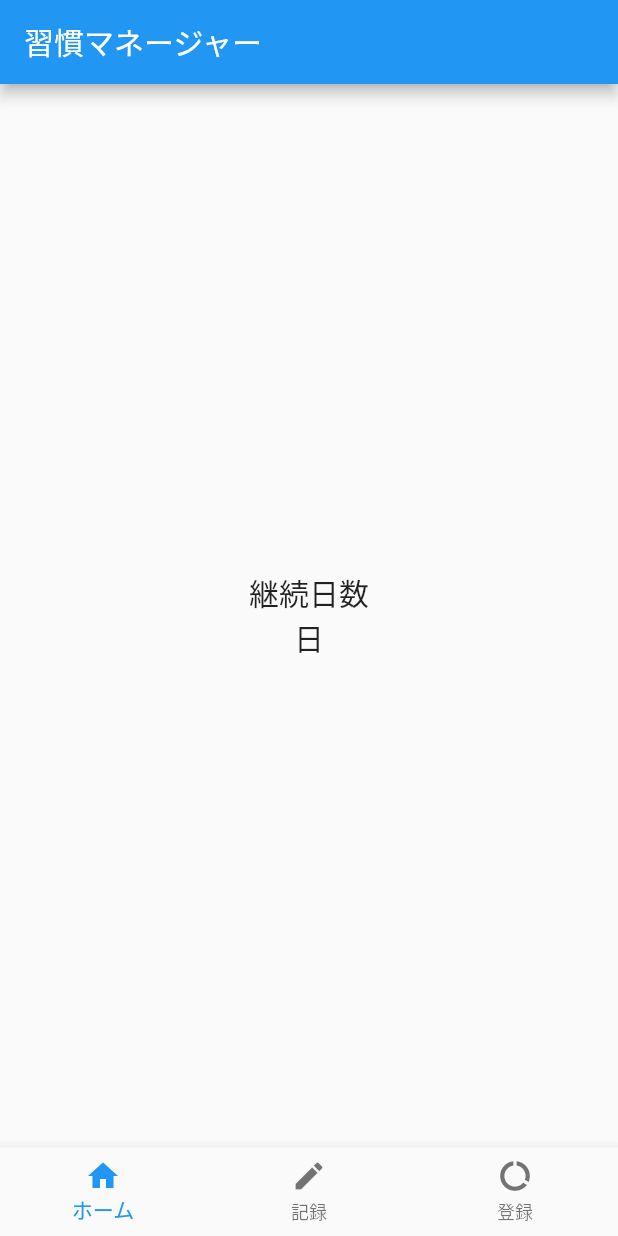
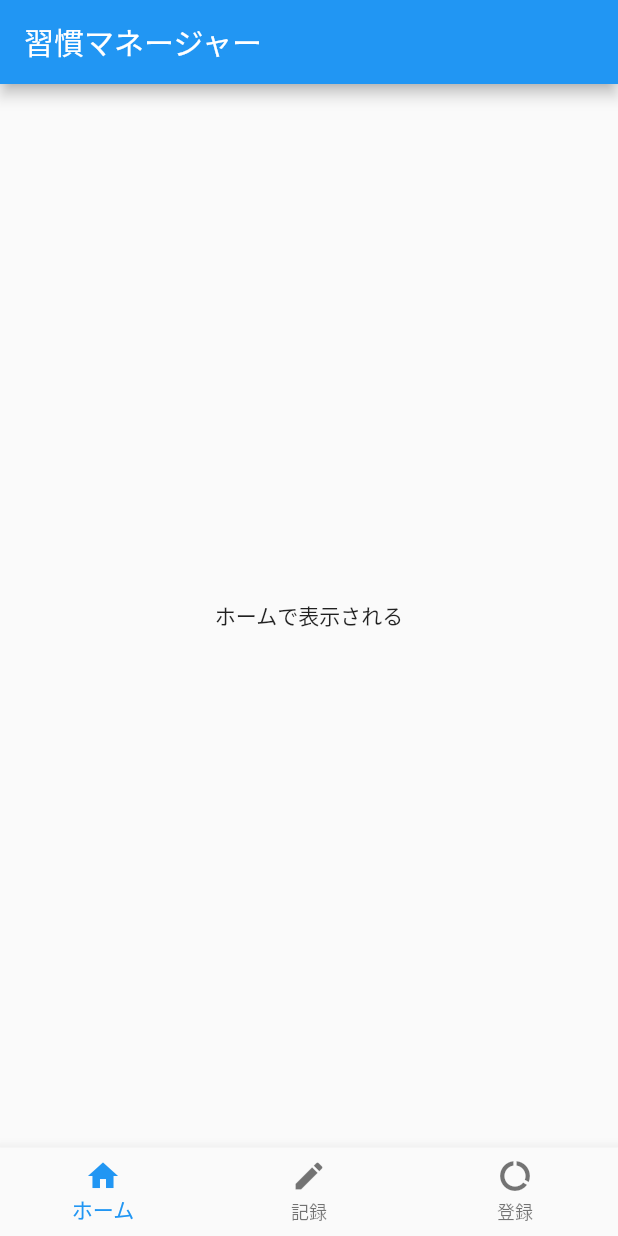
Before and after one commit to yasu1234/habitManager, a Flutter app: the screen it shows after launch, on a phone screen of 412 x 824 dp. Run offline on Flutter 3.47's test engine with Material 2 defaults, Android fonts, the phone set to English and light mode, and no system bars.

Commit message:
add bottom navigation

```diff
--- a/lib/main.dart
+++ b/lib/main.dart
@@ -21,6 +21,10 @@ class MyApp extends StatelessWidget {
         primarySwatch: Colors.blue,
       ),
       home: MyHomePage(title: '習慣マネージャー'),
+      // routes:<String, WidgetBuilder> {
+      //   '/record' : (context) => RecordPage(),
+      //   '/setting' : (context) => SettingPage()
+      // }
     );
   }
 }
@@ -47,9 +51,22 @@ class _MyHomePageState extends State<MyHomePage> {
   int _counter = 0;
   int _selectedTabIndex = 0;
 
+  List _pages = [
+    Text("ホームで表示される"),
+    Text("記録で表示される"),
+    Text("登録で表示される")
+  ];
+
   _changeIndex(int index) {
     setState(() {
       _selectedTabIndex = index;
+
+      // if (_selectedTabIndex == 1) {
+      //   Navigator.of(context).pushNamed("/record");
+      // } else {
+      //   Navigator.of(context).pushNamed("/setting");
+      // }
+
     });
   }
 
@@ -74,20 +91,16 @@ class _MyHomePageState extends State<MyHomePage> {
     // than having to individually change instances of widgets.
     return Scaffold(
       appBar: AppBar(title: Text(widget.title)),
-      body: Center(
-      child: Column(mainAxisSize: MainAxisSize.min,
-      children: <Widget>[Text("継続日数", style: TextStyle(fontSize: 20)), Text("日", style: TextStyle(fontSize: 20))])),
+      body: Center(child: _pages[_selectedTabIndex]),
       bottomNavigationBar: BottomNavigationBar(
         currentIndex: _selectedTabIndex,
         onTap: _changeIndex,
         type: BottomNavigationBarType.fixed,
         items: [
           BottomNavigationBarItem(icon: Icon(Icons.home), title: Text("ホーム")),
-          BottomNavigationBarItem(
-              icon: Icon(Icons.edit), title: Text("記録")),
-          BottomNavigationBarItem(
-              icon: Icon(Icons.data_usage), title: Text("登録")),
-        ],
+          BottomNavigationBarItem(icon: Icon(Icons.edit), title: Text("記録")),
+          BottomNavigationBarItem(icon: Icon(Icons.data_usage), title: Text("登録")),
+          ],
       ),
     );
   }
```
